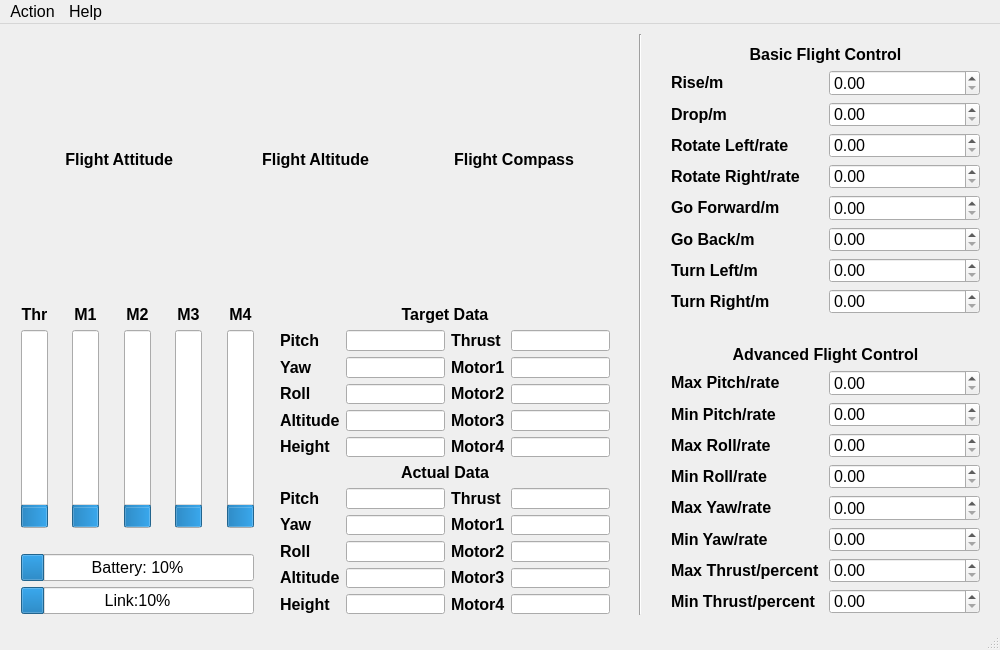
Above: src/flight_control_station.ui from microdynamics-robot-quadcopter/breeze_flight_control_station before the change. Below: the same form after it.
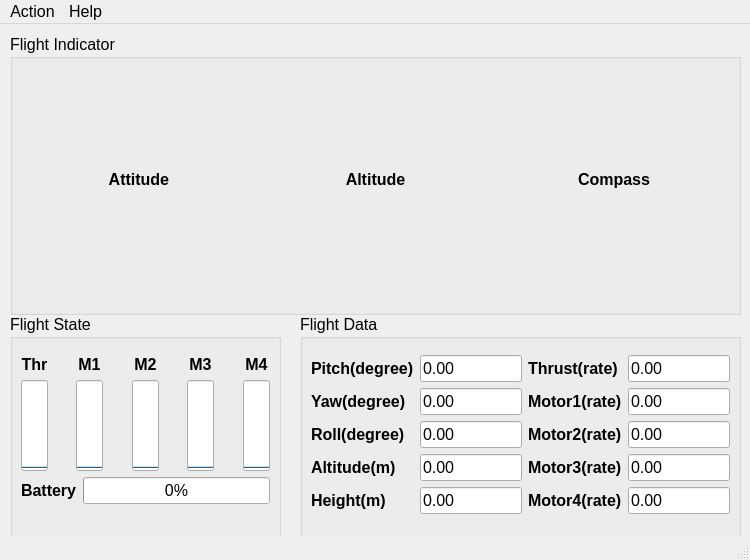
That is the form after the change.

The edit to the form file:
```diff
--- a/src/flight_control_station.ui
+++ b/src/flight_control_station.ui
@@ -6,8 +6,8 @@
    <rect>
     <x>0</x>
     <y>0</y>
-    <width>1000</width>
-    <height>650</height>
+    <width>750</width>
+    <height>560</height>
    </rect>
   </property>
   <property name="font">
@@ -19,25 +19,29 @@
    <string>FlightControlStation</string>
   </property>
   <widget class="QWidget" name="centralWidget">
-   <widget class="Line" name="line">
-    <property name="geometry">
-     <rect>
-      <x>630</x>
-      <y>10</y>
-      <width>20</width>
-      <height>581</height>
-     </rect>
-    </property>
-    <property name="orientation">
-     <enum>Qt::Vertical</enum>
-    </property>
-   </widget>
-   <widget class="QWidget" name="layoutWidget">
+   <widget class="QGroupBox" name="groupBoxFlightIndicator">
     <property name="geometry">
      <rect>
       <x>10</x>
       <y>10</y>
-      <width>611</width>
+      <width>731</width>
+      <height>281</height>
+     </rect>
+    </property>
+    <property name="font">
+     <font>
+      <pointsize>12</pointsize>
+     </font>
+    </property>
+    <property name="title">
+     <string>Flight Indicator</string>
+    </property>
+    <widget class="QWidget" name="layoutWidgetA">
+     <property name="geometry">
+      <rect>
+       <x>0</x>
+       <y>20</y>
+       <width>731</width>
       <height>251</height>
      </rect>
     </property>
@@ -54,7 +58,7 @@
           </font>
          </property>
          <property name="text">
-          <string> Flight Attitude</string>
+           <string> Attitude</string>
          </property>
          <property name="alignment">
           <set>Qt::AlignCenter</set>
@@ -75,7 +79,7 @@
           </font>
          </property>
          <property name="text">
-          <string>Flight Altitude</string>
+           <string>Altitude</string>
          </property>
          <property name="alignment">
           <set>Qt::AlignCenter</set>
@@ -96,7 +100,7 @@
           </font>
          </property>
          <property name="text">
-          <string>Flight Compass</string>
+           <string>Compass</string>
          </property>
          <property name="alignment">
           <set>Qt::AlignCenter</set>
@@ -107,26 +111,43 @@
      </item>
     </layout>
    </widget>
-   <widget class="QWidget" name="">
+   </widget>
+   <widget class="QGroupBox" name="groupBoxFlightState">
     <property name="geometry">
      <rect>
       <x>10</x>
-      <y>270</y>
-      <width>611</width>
-      <height>331</height>
+      <y>290</y>
+      <width>271</width>
+      <height>251</height>
      </rect>
     </property>
-    <layout class="QHBoxLayout" name="horizontalLayoutStateAndData">
+    <property name="font">
+     <font>
+      <pointsize>12</pointsize>
+     </font>
+    </property>
+    <property name="title">
+     <string>Flight State</string>
+    </property>
+    <widget class="QWidget" name="layoutWidgetB">
+     <property name="geometry">
+      <rect>
+       <x>0</x>
+       <y>30</y>
+       <width>271</width>
+       <height>171</height>
+      </rect>
+     </property>
+     <layout class="QVBoxLayout" name="verticalLayoutFlightState">
      <item>
-      <layout class="QVBoxLayout" name="verticalLayoutState">
-       <item>
-        <layout class="QHBoxLayout" name="horizontalLayoutMotor">
+       <layout class="QHBoxLayout" name="horizontalLayoutMotorState">
          <item>
           <layout class="QGridLayout" name="gridLayoutThrust">
            <item row="0" column="0">
             <widget class="QLabel" name="labelThrust">
              <property name="font">
               <font>
+              <pointsize>12</pointsize>
                <weight>75</weight>
                <bold>true</bold>
               </font>
@@ -145,10 +166,7 @@
               <string/>
              </property>
              <property name="value">
-              <number>10</number>
-             </property>
-             <property name="alignment">
-              <set>Qt::AlignLeading|Qt::AlignLeft|Qt::AlignVCenter</set>
+             <number>0</number>
              </property>
              <property name="orientation">
               <enum>Qt::Vertical</enum>
@@ -176,6 +194,7 @@
             <widget class="QLabel" name="labelMotor1">
              <property name="font">
               <font>
+              <pointsize>12</pointsize>
                <weight>75</weight>
                <bold>true</bold>
               </font>
@@ -194,7 +213,7 @@
               <string/>
              </property>
              <property name="value">
-              <number>10</number>
+             <number>0</number>
              </property>
              <property name="orientation">
               <enum>Qt::Vertical</enum>
@@ -204,7 +223,7 @@
           </layout>
          </item>
          <item>
-          <spacer name="horizontalSpacerC">
+         <spacer name="horizontalSpacerB">
            <property name="orientation">
             <enum>Qt::Horizontal</enum>
            </property>
@@ -218,23 +237,11 @@
          </item>
          <item>
           <layout class="QGridLayout" name="gridLayoutMotor2">
-           <item row="1" column="0">
-            <widget class="QProgressBar" name="progressBarMotor2">
-             <property name="statusTip">
-              <string/>
-             </property>
-             <property name="value">
-              <number>10</number>
-             </property>
-             <property name="orientation">
-              <enum>Qt::Vertical</enum>
-             </property>
-            </widget>
-           </item>
            <item row="0" column="0">
             <widget class="QLabel" name="labelMotor2">
              <property name="font">
               <font>
+              <pointsize>12</pointsize>
                <weight>75</weight>
                <bold>true</bold>
               </font>
@@ -247,10 +254,23 @@
              </property>
             </widget>
            </item>
+          <item row="1" column="0">
+           <widget class="QProgressBar" name="progressBarMotor2">
+            <property name="statusTip">
+             <string/>
+            </property>
+            <property name="value">
+             <number>0</number>
+            </property>
+            <property name="orientation">
+             <enum>Qt::Vertical</enum>
+            </property>
+           </widget>
+          </item>
           </layout>
          </item>
          <item>
-          <spacer name="horizontalSpacerD">
+         <spacer name="horizontalSpacerC">
            <property name="orientation">
             <enum>Qt::Horizontal</enum>
            </property>
@@ -268,6 +288,7 @@
             <widget class="QLabel" name="labelMotor3">
              <property name="font">
               <font>
+              <pointsize>12</pointsize>
                <weight>75</weight>
                <bold>true</bold>
               </font>
@@ -286,7 +307,7 @@
               <string/>
              </property>
              <property name="value">
-              <number>10</number>
+             <number>0</number>
              </property>
              <property name="orientation">
               <enum>Qt::Vertical</enum>
@@ -296,7 +317,7 @@
           </layout>
          </item>
          <item>
-          <spacer name="horizontalSpacerB">
+         <spacer name="horizontalSpacerD">
            <property name="orientation">
             <enum>Qt::Horizontal</enum>
            </property>
@@ -314,6 +335,7 @@
             <widget class="QLabel" name="labelMotor4">
              <property name="font">
               <font>
+              <pointsize>12</pointsize>
                <weight>75</weight>
                <bold>true</bold>
               </font>
@@ -332,7 +354,7 @@
               <string/>
              </property>
              <property name="value">
-              <number>10</number>
+             <number>0</number>
              </property>
              <property name="orientation">
               <enum>Qt::Vertical</enum>
@@ -344,100 +366,60 @@
         </layout>
        </item>
        <item>
-        <spacer name="horizontalSpacerE">
-         <property name="orientation">
-          <enum>Qt::Horizontal</enum>
-         </property>
-         <property name="sizeHint" stdset="0">
-          <size>
-           <width>40</width>
-           <height>20</height>
-          </size>
-         </property>
-        </spacer>
-       </item>
-       <item>
-        <layout class="QHBoxLayout" name="horizontalLayoutBatteryAndLink">
-         <item>
-          <layout class="QVBoxLayout" name="verticalLayoutBatteryAndLink">
+       <layout class="QHBoxLayout" name="horizontalLayoutE">
+        <item>
+         <widget class="QLabel" name="labelBattery">
+          <property name="font">
+           <font>
+            <weight>75</weight>
+            <bold>true</bold>
+           </font>
+          </property>
+          <property name="text">
+           <string>Battery</string>
+          </property>
+         </widget>
+        </item>
            <item>
             <widget class="QProgressBar" name="progressBarBattery">
-             <property name="font">
-              <font>
-               <weight>50</weight>
-               <italic>false</italic>
-               <bold>false</bold>
-              </font>
-             </property>
              <property name="value">
-              <number>10</number>
-             </property>
-             <property name="format">
-              <string>Battery: %p%</string>
-             </property>
-            </widget>
-           </item>
-           <item>
-            <widget class="QProgressBar" name="progressBarLink">
-             <property name="font">
-              <font>
-               <weight>50</weight>
-               <bold>false</bold>
-              </font>
-             </property>
-             <property name="value">
-              <number>10</number>
-             </property>
-             <property name="format">
-              <string>Link:%p%</string>
-             </property>
-            </widget>
-           </item>
+           <number>0</number>
+          </property>
+         </widget>
+        </item>
           </layout>
          </item>
         </layout>
-       </item>
-      </layout>
-     </item>
-     <item>
-      <spacer name="verticalSpacerF">
-       <property name="orientation">
-        <enum>Qt::Vertical</enum>
-       </property>
-       <property name="sizeHint" stdset="0">
-        <size>
-         <width>20</width>
-         <height>40</height>
-        </size>
-       </property>
-      </spacer>
-     </item>
-     <item>
+    </widget>
+   </widget>
+   <widget class="QGroupBox" name="groupBoxFlightData">
+    <property name="geometry">
+     <rect>
+      <x>300</x>
+      <y>290</y>
+      <width>441</width>
+      <height>241</height>
+     </rect>
+    </property>
+    <property name="title">
+     <string>Flight Data</string>
+    </property>
+    <widget class="QWidget" name="layoutWidgetC">
+     <property name="geometry">
+      <rect>
+       <x>0</x>
+       <y>20</y>
+       <width>441</width>
+       <height>201</height>
+      </rect>
+     </property>
       <layout class="QVBoxLayout" name="verticalLayoutData">
        <item>
-        <layout class="QVBoxLayout" name="verticalLayoutDataTarget">
+       <layout class="QHBoxLayout" name="horizontalLayoutData">
          <item>
-          <widget class="QLabel" name="labelDataTarget">
-           <property name="font">
-            <font>
-             <weight>75</weight>
-             <bold>true</bold>
-            </font>
-           </property>
-           <property name="text">
-            <string>Target Data</string>
-           </property>
-           <property name="alignment">
-            <set>Qt::AlignCenter</set>
-           </property>
-          </widget>
-         </item>
+         <layout class="QVBoxLayout" name="verticalLayout">
          <item>
-          <layout class="QHBoxLayout" name="horizontalLayoutDataTarget">
-           <item>
-            <layout class="QVBoxLayout" name="verticalLayoutDataTargetColumnA">
-             <item>
-              <widget class="QLabel" name="labelTargetPitch">
+           <widget class="QLabel" name="labelDataPitch">
                <property name="font">
                 <font>
                  <weight>75</weight>
@@ -445,12 +427,12 @@
                 </font>
                </property>
                <property name="text">
-                <string>Pitch</string>
+             <string>Pitch(degree)</string>
                </property>
               </widget>
              </item>
              <item>
-              <widget class="QLabel" name="labelTargetYaw">
+           <widget class="QLabel" name="labelDataYaw">
                <property name="font">
                 <font>
                  <weight>75</weight>
@@ -458,12 +440,12 @@
                 </font>
                </property>
                <property name="text">
-                <string>Yaw</string>
+             <string>Yaw(degree)</string>
                </property>
               </widget>
              </item>
              <item>
-              <widget class="QLabel" name="labelTargetRoll">
+           <widget class="QLabel" name="labelDataRoll">
                <property name="font">
                 <font>
                  <weight>75</weight>
@@ -471,12 +453,12 @@
                 </font>
                </property>
                <property name="text">
-                <string>Roll</string>
+             <string>Roll(degree)</string>
                </property>
               </widget>
              </item>
              <item>
-              <widget class="QLabel" name="labelTargetAltitude">
+           <widget class="QLabel" name="labelDataAltitude">
                <property name="font">
                 <font>
                  <weight>75</weight>
@@ -484,12 +466,12 @@
                 </font>
                </property>
                <property name="text">
-                <string>Altitude</string>
+             <string>Altitude(m)</string>
                </property>
               </widget>
              </item>
              <item>
-              <widget class="QLabel" name="labelTargetHeight">
+           <widget class="QLabel" name="labelDataHeight">
                <property name="font">
                 <font>
                  <weight>75</weight>
@@ -497,207 +479,7 @@
                 </font>
                </property>
                <property name="text">
-                <string>Height</string>
-               </property>
-              </widget>
-             </item>
-            </layout>
-           </item>
-           <item>
-            <layout class="QVBoxLayout" name="verticalLayoutDataTargetColumnB">
-             <item>
-              <widget class="QLineEdit" name="lineEditTargetPitch"/>
-             </item>
-             <item>
-              <widget class="QLineEdit" name="lineEditTargetYaw"/>
-             </item>
-             <item>
-              <widget class="QLineEdit" name="lineEditTargetRoll"/>
-             </item>
-             <item>
-              <widget class="QLineEdit" name="lineEditTargetAltitude"/>
-             </item>
-             <item>
-              <widget class="QLineEdit" name="lineEditTargetHeight"/>
-             </item>
-            </layout>
-           </item>
-           <item>
-            <layout class="QVBoxLayout" name="verticalLayoutDataTargetColumnC">
-             <item>
-              <widget class="QLabel" name="labelTargetThrust">
-               <property name="font">
-                <font>
-                 <weight>75</weight>
-                 <bold>true</bold>
-                </font>
-               </property>
-               <property name="text">
-                <string>Thrust</string>
-               </property>
-              </widget>
-             </item>
-             <item>
-              <widget class="QLabel" name="labelTargetMotor1">
-               <property name="font">
-                <font>
-                 <weight>75</weight>
-                 <bold>true</bold>
-                </font>
-               </property>
-               <property name="text">
-                <string>Motor1</string>
-               </property>
-              </widget>
-             </item>
-             <item>
-              <widget class="QLabel" name="labelTargetMotor2">
-               <property name="font">
-                <font>
-                 <weight>75</weight>
-                 <bold>true</bold>
-                </font>
-               </property>
-               <property name="text">
-                <string>Motor2</string>
-               </property>
-              </widget>
-             </item>
-             <item>
-              <widget class="QLabel" name="labelTargetMotor3">
-               <property name="font">
-                <font>
-                 <weight>75</weight>
-                 <bold>true</bold>
-                </font>
-               </property>
-               <property name="text">
-                <string>Motor3</string>
-               </property>
-              </widget>
-             </item>
-             <item>
-              <widget class="QLabel" name="labelTargetMotor4">
-               <property name="font">
-                <font>
-                 <weight>75</weight>
-                 <bold>true</bold>
-                </font>
-               </property>
-               <property name="text">
-                <string>Motor4</string>
-               </property>
-              </widget>
-             </item>
-            </layout>
-           </item>
-           <item>
-            <layout class="QVBoxLayout" name="verticalLayoutDataTargetColumnD">
-             <item>
-              <widget class="QLineEdit" name="lineEditTargetThrust"/>
-             </item>
-             <item>
-              <widget class="QLineEdit" name="lineEditTargetMotor1"/>
-             </item>
-             <item>
-              <widget class="QLineEdit" name="lineEditTargetMotor2"/>
-             </item>
-             <item>
-              <widget class="QLineEdit" name="lineEditTargetMotor3"/>
-             </item>
-             <item>
-              <widget class="QLineEdit" name="lineEditTargetMotor4"/>
-             </item>
-            </layout>
-           </item>
-          </layout>
-         </item>
-        </layout>
-       </item>
-       <item>
-        <layout class="QVBoxLayout" name="verticalLayoutDataActual">
-         <item>
-          <widget class="QLabel" name="labelDataActual">
-           <property name="font">
-            <font>
-             <weight>75</weight>
-             <bold>true</bold>
-            </font>
-           </property>
-           <property name="text">
-            <string>Actual Data</string>
-           </property>
-           <property name="alignment">
-            <set>Qt::AlignCenter</set>
-           </property>
-          </widget>
-         </item>
-         <item>
-          <layout class="QHBoxLayout" name="horizontalLayoutDataActual">
-           <item>
-            <layout class="QVBoxLayout" name="verticalLayoutDataActualColumnA">
-             <item>
-              <widget class="QLabel" name="labelActualPitch">
-               <property name="font">
-                <font>
-                 <weight>75</weight>
-                 <bold>true</bold>
-                </font>
-               </property>
-               <property name="text">
-                <string>Pitch</string>
-               </property>
-              </widget>
-             </item>
-             <item>
-              <widget class="QLabel" name="labelActualYaw">
-               <property name="font">
-                <font>
-                 <weight>75</weight>
-                 <bold>true</bold>
-                </font>
-               </property>
-               <property name="text">
-                <string>Yaw</string>
-               </property>
-              </widget>
-             </item>
-             <item>
-              <widget class="QLabel" name="labelActualRoll">
-               <property name="font">
-                <font>
-                 <weight>75</weight>
-                 <bold>true</bold>
-                </font>
-               </property>
-               <property name="text">
-                <string>Roll</string>
-               </property>
-              </widget>
-             </item>
-             <item>
-              <widget class="QLabel" name="labelActualAltitude">
-               <property name="font">
-                <font>
-                 <weight>75</weight>
-                 <bold>true</bold>
-                </font>
-               </property>
-               <property name="text">
-                <string>Altitude</string>
-               </property>
-              </widget>
-             </item>
-             <item>
-              <widget class="QLabel" name="labelActualHeight">
-               <property name="font">
-                <font>
-                 <weight>75</weight>
-                 <bold>true</bold>
-                </font>
-               </property>
-               <property name="text">
-                <string>Height</string>
+             <string>Height(m)</string>
                </property>
               </widget>
              </item>
@@ -706,19 +488,39 @@
            <item>
             <layout class="QVBoxLayout" name="verticalLayoutDataActualColumnB">
              <item>
-              <widget class="QLineEdit" name="lineEditActualPitch"/>
+           <widget class="QLineEdit" name="lineEditDataPitch">
+            <property name="text">
+             <string>0.00</string>
+            </property>
+           </widget>
              </item>
              <item>
-              <widget class="QLineEdit" name="lineEditActualYaw"/>
+           <widget class="QLineEdit" name="lineEditDataYaw">
+            <property name="text">
+             <string>0.00</string>
+            </property>
+           </widget>
              </item>
              <item>
-              <widget class="QLineEdit" name="lineEditActualRoll"/>
+           <widget class="QLineEdit" name="lineEditDataRoll">
+            <property name="text">
+             <string>0.00</string>
+            </property>
+           </widget>
              </item>
              <item>
-              <widget class="QLineEdit" name="lineEditActualAltitude"/>
+           <widget class="QLineEdit" name="lineEditDataAltitude">
+            <property name="text">
+             <string>0.00</string>
+            </property>
+           </widget>
              </item>
              <item>
-              <widget class="QLineEdit" name="lineEditActualHeight"/>
+           <widget class="QLineEdit" name="lineEditDataHeight">
+            <property name="text">
+             <string>0.00</string>
+            </property>
+           </widget>
              </item>
             </layout>
            </item>
@@ -733,7 +535,7 @@
                 </font>
                </property>
                <property name="text">
-                <string>Thrust</string>
+             <string>Thrust(rate)</string>
                </property>
               </widget>
              </item>
@@ -746,7 +548,7 @@
                 </font>
                </property>
                <property name="text">
-                <string>Motor1</string>
+             <string>Motor1(rate)</string>
                </property>
               </widget>
              </item>
@@ -759,7 +561,7 @@
                 </font>
                </property>
                <property name="text">
-                <string>Motor2</string>
+             <string>Motor2(rate)</string>
                </property>
               </widget>
              </item>
@@ -772,7 +574,7 @@
                 </font>
                </property>
                <property name="text">
-                <string>Motor3</string>
+             <string>Motor3(rate)</string>
                </property>
               </widget>
              </item>
@@ -785,7 +587,7 @@
                 </font>
                </property>
                <property name="text">
-                <string>Motor4</string>
+             <string>Motor4(rate)</string>
                </property>
               </widget>
              </item>
@@ -794,399 +596,54 @@
            <item>
             <layout class="QVBoxLayout" name="verticalLayoutDataActualColumnD">
              <item>
-              <widget class="QLineEdit" name="lineEditActualThrust"/>
-             </item>
-             <item>
-              <widget class="QLineEdit" name="lineEditActualMotor1"/>
-             </item>
-             <item>
-              <widget class="QLineEdit" name="lineEditActualMotor2"/>
-             </item>
-             <item>
-              <widget class="QLineEdit" name="lineEditActualMotor3"/>
-             </item>
-             <item>
-              <widget class="QLineEdit" name="lineEditActualMotor4"/>
-             </item>
-            </layout>
-           </item>
-          </layout>
-         </item>
-        </layout>
-       </item>
-      </layout>
-     </item>
-    </layout>
-   </widget>
-   <widget class="QWidget" name="">
-    <property name="geometry">
-     <rect>
-      <x>660</x>
-      <y>10</y>
-      <width>331</width>
-      <height>291</height>
-     </rect>
-    </property>
-    <layout class="QVBoxLayout" name="verticalLayoutFlightControlBasic">
-     <item>
-      <widget class="QLabel" name="labelFlightControlBasic">
-       <property name="font">
-        <font>
-         <weight>75</weight>
-         <bold>true</bold>
-        </font>
-       </property>
+           <widget class="QLineEdit" name="lineEditDataThrust">
        <property name="text">
-        <string>Basic Flight Control</string>
-       </property>
-       <property name="alignment">
-        <set>Qt::AlignCenter</set>
-       </property>
+             <string>0.00</string>
+            </property>
       </widget>
      </item>
      <item>
-      <layout class="QHBoxLayout" name="horizontalLayoutFlightControlBasic">
-       <item>
-        <layout class="QVBoxLayout" name="verticalLayoutFlightControlBasicColumnA">
-         <item>
-          <widget class="QLabel" name="labelRise">
-           <property name="font">
-            <font>
-             <weight>75</weight>
-             <bold>true</bold>
-            </font>
-           </property>
+           <widget class="QLineEdit" name="lineEditDataMotor1">
            <property name="text">
-            <string>Rise/m</string>
+             <string>0.00</string>
            </property>
           </widget>
          </item>
          <item>
-          <widget class="QLabel" name="labelDrop">
-           <property name="font">
-            <font>
-             <weight>75</weight>
-             <bold>true</bold>
-            </font>
-           </property>
+           <widget class="QLineEdit" name="lineEditDataMotor2">
            <property name="text">
-            <string>Drop/m</string>
+             <string>0.00</string>
            </property>
           </widget>
          </item>
          <item>
-          <widget class="QLabel" name="labelRotateLeft">
-           <property name="font">
-            <font>
-             <weight>75</weight>
-             <bold>true</bold>
-            </font>
-           </property>
+           <widget class="QLineEdit" name="lineEditDataMotor3">
            <property name="text">
-            <string>Rotate Left/rate</string>
+             <string>0.00</string>
            </property>
           </widget>
          </item>
          <item>
-          <widget class="QLabel" name="labelRotateRight">
-           <property name="font">
-            <font>
-             <weight>75</weight>
-             <bold>true</bold>
-            </font>
-           </property>
+           <widget class="QLineEdit" name="lineEditDataMotor4">
            <property name="text">
-            <string>Rotate Right/rate</string>
+             <string>0.00</string>
            </property>
           </widget>
          </item>
-         <item>
-          <widget class="QLabel" name="labelGoForward">
-           <property name="font">
-            <font>
-             <weight>75</weight>
-             <bold>true</bold>
-            </font>
-           </property>
-           <property name="text">
-            <string>Go Forward/m</string>
-           </property>
-          </widget>
-         </item>
-         <item>
-          <widget class="QLabel" name="labelGoBack">
-           <property name="font">
-            <font>
-             <weight>75</weight>
-             <bold>true</bold>
-            </font>
-           </property>
-           <property name="text">
-            <string>Go Back/m</string>
-           </property>
-          </widget>
-         </item>
-         <item>
-          <widget class="QLabel" name="labelTurnLeft">
-           <property name="font">
-            <font>
-             <weight>75</weight>
-             <bold>true</bold>
-            </font>
-           </property>
-           <property name="text">
-            <string>Turn Left/m</string>
-           </property>
-          </widget>
-         </item>
-         <item>
-          <widget class="QLabel" name="labelTurnRight">
-           <property name="font">
-            <font>
-             <weight>75</weight>
-             <bold>true</bold>
-            </font>
-           </property>
-           <property name="text">
-            <string>Turn Right/m</string>
-           </property>
-          </widget>
-         </item>
-        </layout>
-       </item>
-       <item>
-        <layout class="QVBoxLayout" name="verticalLayoutFlightControlBasicColumnB">
-         <item>
-          <widget class="QDoubleSpinBox" name="doubleSpinBoxRise"/>
-         </item>
-         <item>
-          <widget class="QDoubleSpinBox" name="doubleSpinBoxDrop"/>
-         </item>
-         <item>
-          <widget class="QDoubleSpinBox" name="doubleSpinBoxRotateLeft"/>
-         </item>
-         <item>
-          <widget class="QDoubleSpinBox" name="doubleSpinBoxRotateRight"/>
-         </item>
-         <item>
-          <widget class="QDoubleSpinBox" name="doubleSpinBoxGoForward"/>
-         </item>
-         <item>
-          <widget class="QDoubleSpinBox" name="doubleSpinBoxGoBack"/>
-         </item>
-         <item>
-          <widget class="QDoubleSpinBox" name="doubleSpinBoxTurnLeft"/>
-         </item>
-         <item>
-          <widget class="QDoubleSpinBox" name="doubleSpinBoxTurnRight"/>
-         </item>
+         </layout>
+        </item>
         </layout>
        </item>
       </layout>
-     </item>
-    </layout>
-   </widget>
-   <widget class="QWidget" name="">
-    <property name="geometry">
-     <rect>
-      <x>660</x>
-      <y>310</y>
-      <width>331</width>
-      <height>291</height>
-     </rect>
-    </property>
-    <layout class="QVBoxLayout" name="verticalLayoutFlightControlAdvanced">
-     <item>
-      <widget class="QLabel" name="labelFlightControlAdvanced">
-       <property name="font">
-        <font>
-         <weight>75</weight>
-         <bold>true</bold>
-        </font>
-       </property>
-       <property name="text">
-        <string>Advanced Flight Control</string>
-       </property>
-       <property name="alignment">
-        <set>Qt::AlignCenter</set>
-       </property>
-      </widget>
-     </item>
-     <item>
-      <layout class="QHBoxLayout" name="horizontalLayoutFlightControlAdvanced">
-       <item>
-        <layout class="QVBoxLayout" name="verticalLayoutFlightControlAdvancedColumnA">
-         <item>
-          <widget class="QLabel" name="labelMaxPitch">
-           <property name="font">
-            <font>
-             <weight>75</weight>
-             <bold>true</bold>
-            </font>
-           </property>
-           <property name="text">
-            <string>Max Pitch/rate</string>
-           </property>
-          </widget>
-         </item>
-         <item>
-          <widget class="QLabel" name="labelMinPitch">
-           <property name="font">
-            <font>
-             <weight>75</weight>
-             <bold>true</bold>
-            </font>
-           </property>
-           <property name="text">
-            <string>Min Pitch/rate</string>
-           </property>
-          </widget>
-         </item>
-         <item>
-          <widget class="QLabel" name="labelMaxRoll">
-           <property name="font">
-            <font>
-             <weight>75</weight>
-             <bold>true</bold>
-            </font>
-           </property>
-           <property name="text">
-            <string>Max Roll/rate</string>
-           </property>
-          </widget>
-         </item>
-         <item>
-          <widget class="QLabel" name="labelMinRoll">
-           <property name="font">
-            <font>
-             <weight>75</weight>
-             <bold>true</bold>
-            </font>
-           </property>
-           <property name="text">
-            <string>Min Roll/rate</string>
-           </property>
-          </widget>
-         </item>
-         <item>
-          <widget class="QLabel" name="labelMaxYaw">
-           <property name="font">
-            <font>
-             <weight>75</weight>
-             <bold>true</bold>
-            </font>
-           </property>
-           <property name="text">
-            <string>Max Yaw/rate</string>
-           </property>
-          </widget>
-         </item>
-         <item>
-          <widget class="QLabel" name="labelMinYaw">
-           <property name="font">
-            <font>
-             <weight>75</weight>
-             <bold>true</bold>
-            </font>
-           </property>
-           <property name="text">
-            <string>Min Yaw/rate</string>
-           </property>
-          </widget>
-         </item>
-         <item>
-          <widget class="QLabel" name="labelMaxThrust">
-           <property name="font">
-            <font>
-             <weight>75</weight>
-             <bold>true</bold>
-            </font>
-           </property>
-           <property name="text">
-            <string>Max Thrust/percent</string>
-           </property>
-          </widget>
-         </item>
-         <item>
-          <widget class="QLabel" name="labelMinThrust">
-           <property name="font">
-            <font>
-             <weight>75</weight>
-             <bold>true</bold>
-            </font>
-           </property>
-           <property name="text">
-            <string>Min Thrust/percent</string>
-           </property>
-          </widget>
-         </item>
-        </layout>
-       </item>
-       <item>
-        <layout class="QVBoxLayout" name="verticalLayoutFlightControlAdvancedColumnB">
-         <item>
-          <widget class="QDoubleSpinBox" name="doubleSpinBoxMaxPitch"/>
-         </item>
-         <item>
-          <widget class="QDoubleSpinBox" name="doubleSpinBoxMinPitch"/>
-         </item>
-         <item>
-          <widget class="QDoubleSpinBox" name="doubleSpinBoxMaxRoll"/>
-         </item>
-         <item>
-          <widget class="QDoubleSpinBox" name="doubleSpinBoxMinRoll"/>
-         </item>
-         <item>
-          <widget class="QDoubleSpinBox" name="doubleSpinBoxMaxYaw"/>
-         </item>
-         <item>
-          <widget class="QDoubleSpinBox" name="doubleSpinBoxMinYaw"/>
-         </item>
-         <item>
-          <widget class="QDoubleSpinBox" name="doubleSpinBoxMaxThrust"/>
-         </item>
-         <item>
-          <widget class="QDoubleSpinBox" name="doubleSpinBoxMinThrust"/>
-         </item>
-        </layout>
-       </item>
-      </layout>
-     </item>
-    </layout>
-   </widget>
-   <zorder>layoutWidget</zorder>
-   <zorder>layoutWidget</zorder>
-   <zorder>layoutWidget</zorder>
-   <zorder>line</zorder>
-   <zorder>labelRise</zorder>
-   <zorder>labelDrop</zorder>
-   <zorder>labelRotateLeft</zorder>
-   <zorder>labelRotateRight</zorder>
-   <zorder>labelGoForward</zorder>
-   <zorder>labelGoBack</zorder>
-   <zorder>doubleSpinBoxRise</zorder>
-   <zorder>doubleSpinBoxDrop</zorder>
-   <zorder>doubleSpinBoxRotateLeft</zorder>
-   <zorder>doubleSpinBoxRotateRight</zorder>
-   <zorder>doubleSpinBoxGoForward</zorder>
-   <zorder>doubleSpinBoxGoBack</zorder>
-   <zorder>doubleSpinBoxTurnLeft</zorder>
-   <zorder>doubleSpinBoxTurnRight</zorder>
-   <zorder>labelFlightControlBasic</zorder>
-   <zorder>labelFlightControlAdvanced</zorder>
-   <zorder>labelMaxPitch</zorder>
-   <zorder>labelMaxYaw</zorder>
-   <zorder>doubleSpinBoxMaxPitch</zorder>
-   <zorder>doubleSpinBoxMinPitch</zorder>
-   <zorder>doubleSpinBoxMaxRoll</zorder>
-   <zorder>doubleSpinBoxMinThrust</zorder>
+    </widget>
+   </widget>
   </widget>
   <widget class="QMenuBar" name="menuBar">
    <property name="geometry">
     <rect>
      <x>0</x>
      <y>0</y>
-     <width>1000</width>
+     <width>750</width>
      <height>27</height>
     </rect>
    </property>
```
Left out of the diff: 10 changed lines with no effect on the pictures. Lines whose indentation alone changed are shown as unchanged.
